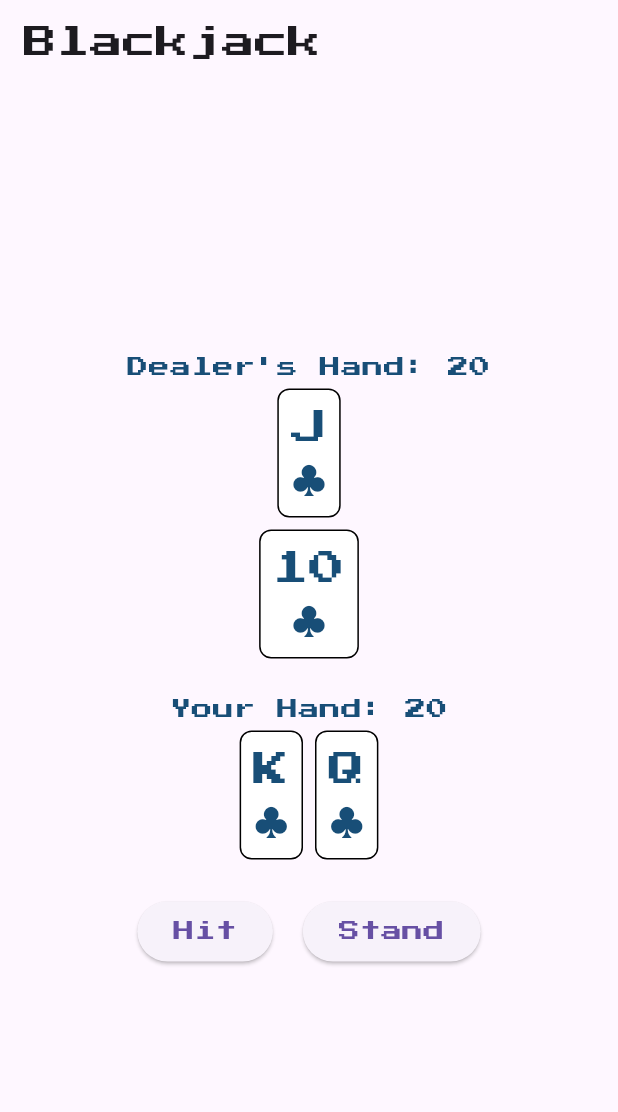
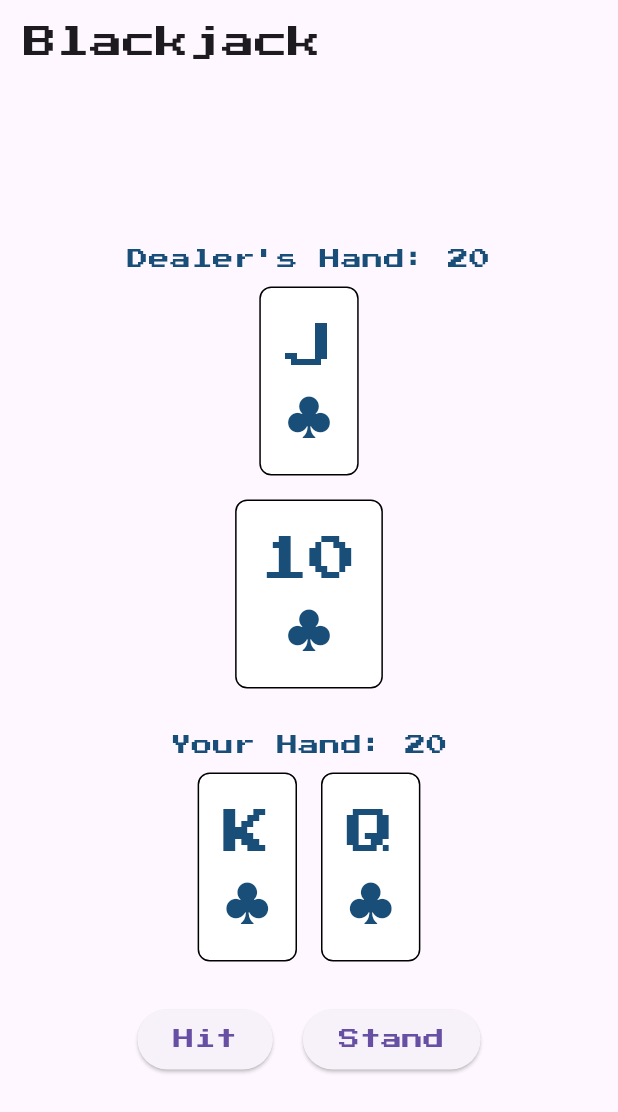
Before and after one commit to u5u5u5u/ankylo-cup, a Flutter app: the BlackjackScreen screen opened directly, on a phone screen of 412 x 824 dp. Shown: the top 1112 px of the screen. Run offline on Flutter 3.47's test engine with Material 3 defaults, Android fonts, the phone set to English and light mode, and no system bars; our stand-ins replace firebase_auth, firebase_core, fixnum, flutter_animate, flutter_riverpod, google_fonts and 2 more; missing offline and left inert: firebase_app_check, flame, grpc, protobuf; accounts and stored records are empty; generated files the repository leaves out were written again; statements that could not run were skipped.

Commit message:
カードサイズ+

```diff
--- a/lib/presentation/games/blackjack/components/card.dart
+++ b/lib/presentation/games/blackjack/components/card.dart
@@ -9,8 +9,8 @@ class Card {
 
   Widget buildCard() {
     return Container(
-      margin: EdgeInsets.all(4.0),
-      padding: EdgeInsets.all(8.0),
+      margin: EdgeInsets.all(8.0), // マージンを大きくする
+      padding: EdgeInsets.all(16.0), // パディングを大きくする
       decoration: BoxDecoration(
         border: Border.all(color: Colors.black),
         borderRadius: BorderRadius.circular(8.0),
@@ -19,8 +19,8 @@ class Card {
       child: Column(
         mainAxisSize: MainAxisSize.min,
         children: <Widget>[
-          Text(rank, style: TextStyle(fontSize: 24)),
-          Text(suit, style: TextStyle(fontSize: 24)),
+          Text(rank, style: TextStyle(fontSize: 32)), // フォントサイズを大きくする
+          Text(suit, style: TextStyle(fontSize: 32)), // フォントサイズを大きくする
         ],
       ),
     );
```
